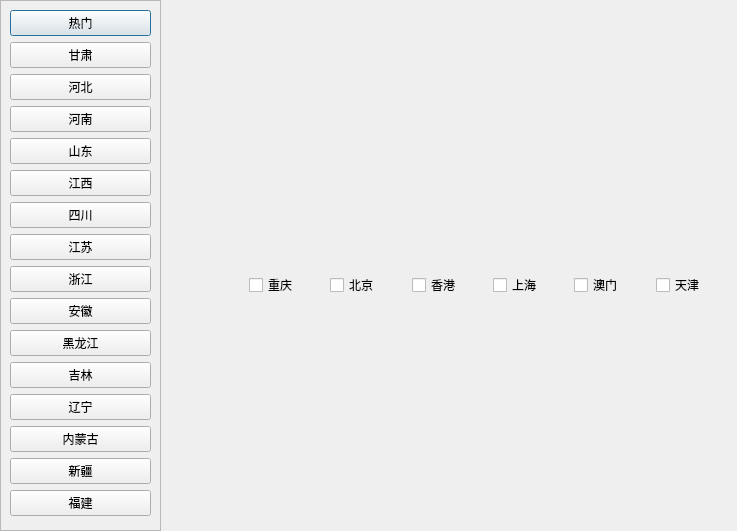
Old version of the form subwindow.ui in the repository CMW845751770/qt-footprint.
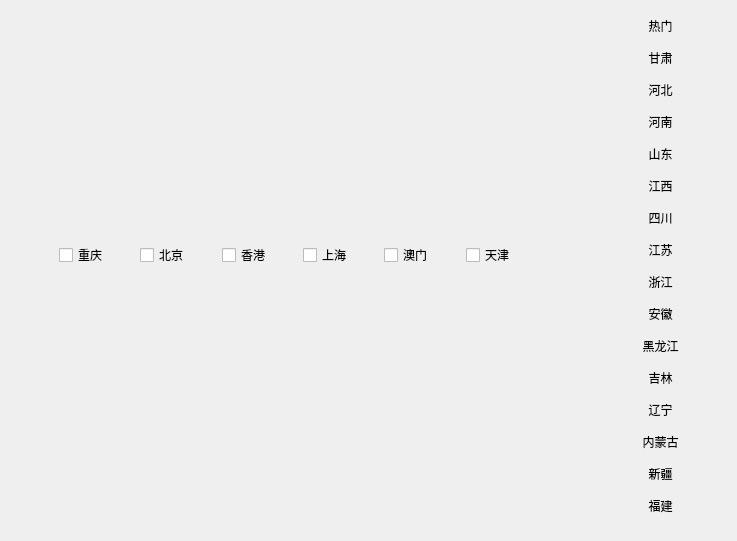
New version of the form. Icons and pictures are not drawn.

Diff of the .ui file:
```diff
--- a/subwindow.ui
+++ b/subwindow.ui
@@ -7,7 +7,7 @@
     <x>0</x>
     <y>0</y>
     <width>737</width>
-    <height>531</height>
+    <height>541</height>
    </rect>
   </property>
   <property name="windowTitle">
@@ -16,15 +16,15 @@
   <property name="styleSheet">
    <string notr="true">QScrollBar:vertical
 {
-    margin:30px 0px 30px 0px;
-    background-color:#0bb4b5;
+	margin:1px 0 1px 0;
+    background-color:white;
     border: 0px;
-    width:30px;    
+    width:15px;    
 }
 QScrollBar::handle:vertical
 {
-    background-color:#1ca9b3;
-    width:30px;
+    background-color:rgba(200,200,200,100);
+    width:15px;
     border-radius:7px;
 }
 QScrollBar::handle:vertical:hover
@@ -92,8 +92,8 @@
    </property>
    <property name="geometry">
     <rect>
-     <x>240</x>
-     <y>60</y>
+     <x>50</x>
+     <y>30</y>
      <width>500</width>
      <height>451</height>
     </rect>
@@ -508,14 +508,15 @@
   <widget class="QScrollArea" name="scrollArea">
    <property name="geometry">
     <rect>
-     <x>0</x>
+     <x>580</x>
      <y>0</y>
      <width>161</width>
-     <height>531</height>
+     <height>541</height>
     </rect>
    </property>
    <property name="styleSheet">
-    <string notr="true">background-image: url(:/png/image/subwindow.jpg);</string>
+    <string notr="true">background-image: url(:/png/image/subwindow.jpg);
+border:none</string>
    </property>
    <property name="widgetResizable">
     <bool>true</bool>
@@ -524,9 +525,9 @@
     <property name="geometry">
      <rect>
       <x>0</x>
-      <y>-33</y>
-      <width>129</width>
-      <height>575</height>
+      <y>0</y>
+      <width>161</width>
+      <height>541</height>
      </rect>
     </property>
     <layout class="QVBoxLayout" name="verticalLayout">
```
Left out of the diff: 110 changed lines with no effect on the pictures.
